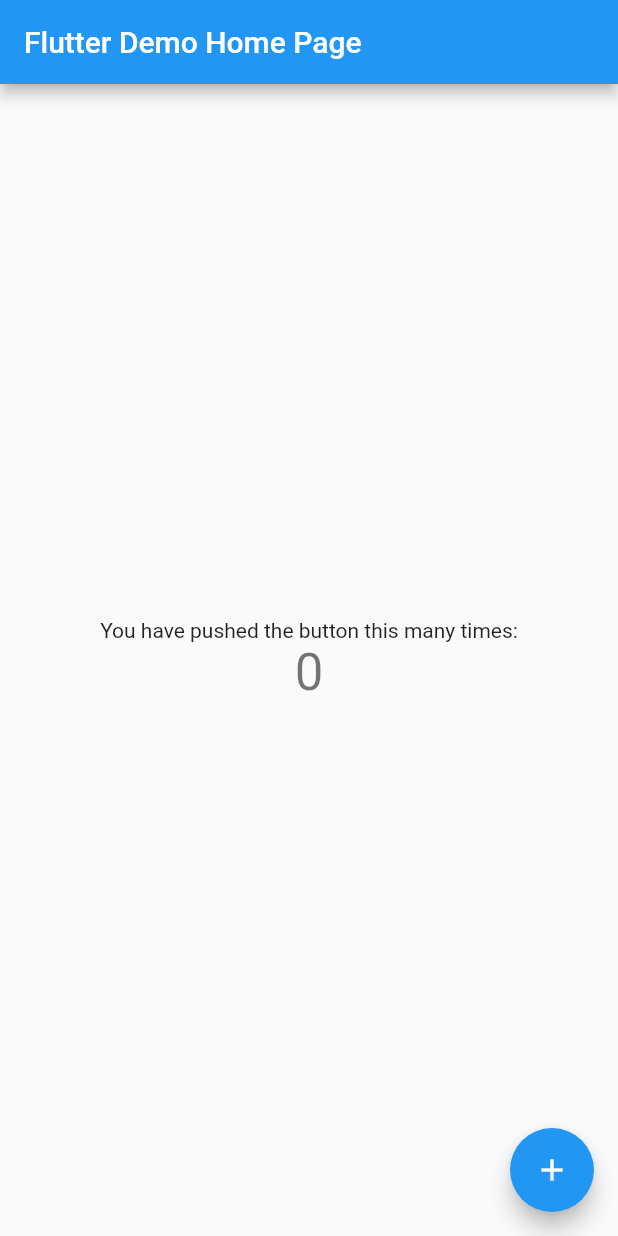
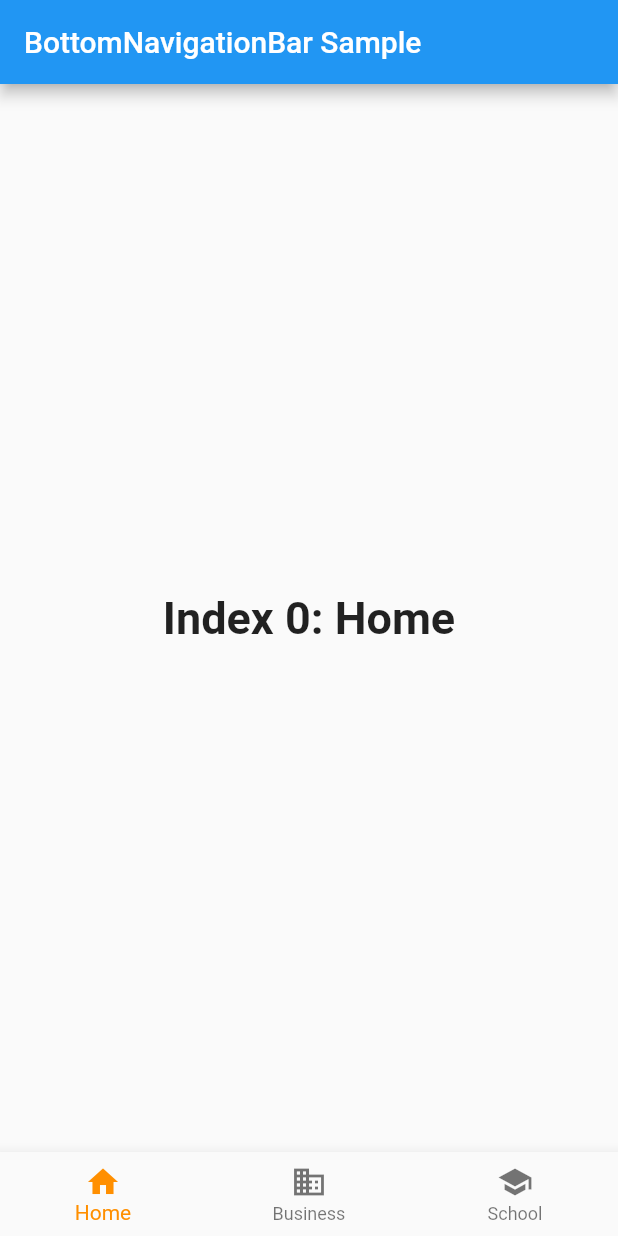
Before and after one commit to ChefYeum/LabelDuck, a Flutter app: the screen it shows after launch, on a phone screen of 412 x 824 dp. Run offline on Flutter 3.47's test engine with Material 2 defaults, Android fonts, the light colour scheme and no system bars.

Commit message:
add bottom navigation bar

```diff
--- a/app/lib/main.dart
+++ b/app/lib/main.dart
@@ -1,113 +1,91 @@
+/// Flutter code sample for BottomNavigationBar
+
+// This example shows a [BottomNavigationBar] as it is used within a [Scaffold]
+// widget. The [BottomNavigationBar] has three [BottomNavigationBarItem]
+// widgets, which means it defaults to [BottomNavigationBarType.fixed], and
+// the [currentIndex] is set to index 0. The selected item is
+// amber. The `_onItemTapped` function changes the selected item's index
+// and displays a corresponding message in the center of the [Scaffold].
+
 import 'package:flutter/material.dart';
 
-void main() {
-  runApp(MyApp());
-}
+void main() => runApp(MyApp());
 
+/// This is the main application widget.
 class MyApp extends StatelessWidget {
-  // This widget is the root of your application.
+  static const String _title = 'Flutter Code Sample';
+
   @override
   Widget build(BuildContext context) {
     return MaterialApp(
-      title: 'Flutter Demo',
-      theme: ThemeData(
-        // This is the theme of your application.
-        //
-        // Try running your application with "flutter run". You'll see the
-        // application has a blue toolbar. Then, without quitting the app, try
-        // changing the primarySwatch below to Colors.green and then invoke
-        // "hot reload" (press "r" in the console where you ran "flutter run",
-        // or simply save your changes to "hot reload" in a Flutter IDE).
-        // Notice that the counter didn't reset back to zero; the application
-        // is not restarted.
-        primarySwatch: Colors.blue,
-      ),
-      home: MyHomePage(title: 'Flutter Demo Home Page'),
+      title: _title,
+      home: MyStatefulWidget(),
     );
   }
 }
 
-class MyHomePage extends StatefulWidget {
-  MyHomePage({Key key, this.title}) : super(key: key);
-
-  // This widget is the home page of your application. It is stateful, meaning
-  // that it has a State object (defined below) that contains fields that affect
-  // how it looks.
-
-  // This class is the configuration for the state. It holds the values (in this
-  // case the title) provided by the parent (in this case the App widget) and
-  // used by the build method of the State. Fields in a Widget subclass are
-  // always marked "final".
-
-  final String title;
+/// This is the stateful widget that the main application instantiates.
+class MyStatefulWidget extends StatefulWidget {
+  MyStatefulWidget({Key? key}) : super(key: key);
 
   @override
-  _MyHomePageState createState() => _MyHomePageState();
+  _MyStatefulWidgetState createState() => _MyStatefulWidgetState();
 }
 
-class _MyHomePageState extends State<MyHomePage> {
-  int _counter = 0;
+/// This is the private State class that goes with MyStatefulWidget.
+class _MyStatefulWidgetState extends State<MyStatefulWidget> {
+  int _selectedIndex = 0;
+  static const TextStyle optionStyle =
+      TextStyle(fontSize: 30, fontWeight: FontWeight.bold);
+  static const List<Widget> _widgetOptions = <Widget>[
+    Text(
+      'Index 0: Home',
+      style: optionStyle,
+    ),
+    Text(
+      'Index 1: Business',
+      style: optionStyle,
+    ),
+    Text(
+      'Index 2: School',
+      style: optionStyle,
+    ),
+  ];
 
-  void _incrementCounter() {
+  void _onItemTapped(int index) {
     setState(() {
-      // This call to setState tells the Flutter framework that something has
-      // changed in this State, which causes it to rerun the build method below
-      // so that the display can reflect the updated values. If we changed
-      // _counter without calling setState(), then the build method would not be
-      // called again, and so nothing would appear to happen.
-      _counter++;
+      _selectedIndex = index;
     });
   }
 
   @override
   Widget build(BuildContext context) {
-    // This method is rerun every time setState is called, for instance as done
-    // by the _incrementCounter method above.
-    //
-    // The Flutter framework has been optimized to make rerunning build methods
-    // fast, so that you can just rebuild anything that needs updating rather
-    // than having to individually change instances of widgets.
     return Scaffold(
       appBar: AppBar(
-        // Here we take the value from the MyHomePage object that was created by
-        // the App.build method, and use it to set our appbar title.
-        title: Text(widget.title),
+        title: const Text('BottomNavigationBar Sample'),
       ),
       body: Center(
-        // Center is a layout widget. It takes a single child and positions it
-        // in the middle of the parent.
-        child: Column(
-          // Column is also a layout widget. It takes a list of children and
-          // arranges them vertically. By default, it sizes itself to fit its
-          // children horizontally, and tries to be as tall as its parent.
-          //
-          // Invoke "debug painting" (press "p" in the console, choose the
-          // "Toggle Debug Paint" action from the Flutter Inspector in Android
-          // Studio, or the "Toggle Debug Paint" command in Visual Studio Code)
-          // to see the wireframe for each widget.
-          //
-          // Column has various properties to control how it sizes itself and
-          // how it positions its children. Here we use mainAxisAlignment to
-          // center the children vertically; the main axis here is the vertical
-          // axis because Columns are vertical (the cross axis would be
-          // horizontal).
-          mainAxisAlignment: MainAxisAlignment.center,
-          children: <Widget>[
-            Text(
-              'You have pushed the button this many times:',
-            ),
-            Text(
-              '$_counter',
-              style: Theme.of(context).textTheme.headline4,
-            ),
-          ],
-        ),
+        child: _widgetOptions.elementAt(_selectedIndex),
       ),
-      floatingActionButton: FloatingActionButton(
-        onPressed: _incrementCounter,
-        tooltip: 'Increment',
-        child: Icon(Icons.add),
-      ), // This trailing comma makes auto-formatting nicer for build methods.
+      bottomNavigationBar: BottomNavigationBar(
+        items: const <BottomNavigationBarItem>[
+          BottomNavigationBarItem(
+            icon: Icon(Icons.home),
+            label: 'Home',
+          ),
+          BottomNavigationBarItem(
+            icon: Icon(Icons.business),
+            label: 'Business',
+          ),
+          BottomNavigationBarItem(
+            icon: Icon(Icons.school),
+            label: 'School',
+          ),
+        ],
+        currentIndex: _selectedIndex,
+        selectedItemColor: Colors.amber[800],
+        onTap: _onItemTapped,
+      ),
     );
   }
 }
--- a/app/pubspec.yaml
+++ b/app/pubspec.yaml
@@ -18,7 +18,7 @@
 version: 1.0.0+1
 
 environment:
-  sdk: ">=2.7.0 <3.0.0"
+  sdk: ">=2.12.0 <3.0.0"
 
 dependencies:
   flutter:
```
Also changed, not shown: app/pubspec.lock.
